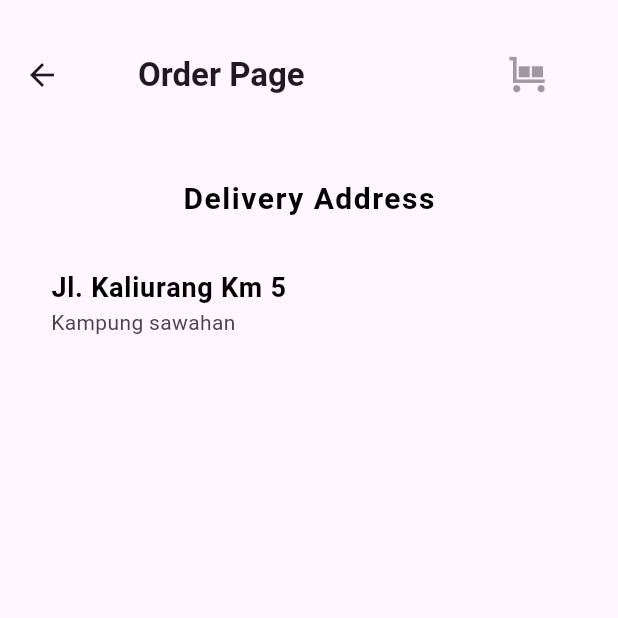
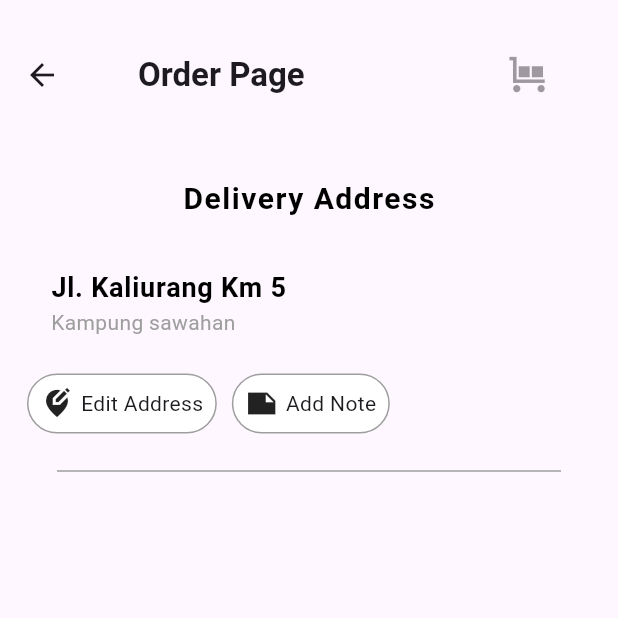
Before and after one commit to Ghozi-Waridi/Coffe_Shop, a Flutter app: the OrderPage screen opened by its route, on a phone screen of 412 x 824 dp, the top half of it. Run offline on Flutter 3.47's test engine with Material 3 defaults, Android fonts, the phone set to English and light mode, and no system bars; our stand-ins replace firebase_core, get; accounts and stored records are empty.

Commit message:
"second Commit"

```diff
--- /dev/null
+++ b/lib/Presentation/Widgets/OrderWidgets/ButtomOrder.dart
@@ -0,0 +1,36 @@
+import 'package:flutter/material.dart';
+
+class ButtomOrder extends StatelessWidget {
+  final IconData iconData;
+  final String text;
+  final double size;
+  final double borderRadius;
+  final double padding;
+  const ButtomOrder(
+      {required this.iconData,
+      required this.text,
+      required this.size,
+      required this.borderRadius,
+      required this.padding});
+
+  @override
+  Widget build(BuildContext context) {
+    return Container(
+      padding: EdgeInsets.all(padding),
+      decoration: BoxDecoration(
+        color: Colors.white,
+        border: Border.all(color: Colors.grey),
+        borderRadius: BorderRadius.circular(borderRadius),
+      ),
+      child: Row(
+        children: [
+          Icon(iconData , size: size,),
+          SizedBox(
+            width: 5,
+          ),
+          Text(text),
+        ],
+      ),
+    );
+  }
+}
--- a/lib/Presentation/Widgets/OrderWidgets/DeliveryWidgets.dart
+++ b/lib/Presentation/Widgets/OrderWidgets/DeliveryWidgets.dart
@@ -1,4 +1,5 @@
 import 'package:flutter/material.dart';
+import 'package:project_prak_mobile/Presentation/Widgets/OrderWidgets/ButtomOrder.dart';
 
 class Deliverywidgets extends StatelessWidget {
   String address = "Jl. Kaliurang Km 5";
@@ -20,7 +21,9 @@ class Deliverywidgets extends StatelessWidget {
                 letterSpacing: 1),
             textAlign: TextAlign.left,
           ),
-          SizedBox(height: 20,),
+          SizedBox(
+            height: 20,
+          ),
           ListTile(
             title: Text(
               address,
@@ -29,11 +32,42 @@ class Deliverywidgets extends StatelessWidget {
                   color: Colors.black,
                   fontWeight: FontWeight.bold),
             ),
-            subtitle: Text(detailAddress),
+            subtitle: Text(
+              detailAddress,
+              style: TextStyle(color: Colors.grey),
+            ),
+          ),
+          SizedBox(
+            height: 10,
           ),
           Row(
-            children: [],
-          )
+            children: [
+              ButtomOrder(
+                iconData: Icons.edit_location_alt_sharp,
+                text: "Edit Address",
+                borderRadius: 20,
+                padding: 8,
+                size: 22,
+              ),
+              SizedBox(
+                width: 10,
+              ),
+              ButtomOrder(
+                iconData: Icons.note_sharp,
+                text: "Add Note",
+                borderRadius: 20,
+                padding: 8,
+                size: 22,
+              )
+            ],
+          ),
+          Divider(
+            height: 50,
+            color: Colors.grey,
+            thickness: 1,
+            indent: 20,
+            endIndent: 20,
+          ),
         ],
       ),
     );
--- a/lib/main.dart
+++ b/lib/main.dart
@@ -21,7 +21,7 @@ class MyApp extends StatelessWidget {
     return GetMaterialApp(
       getPages: Routes.routes,
       debugShowCheckedModeBanner: false,
-      home: OrderPage(),
+      home: LoginPage(),
     );
   }
 }
```
